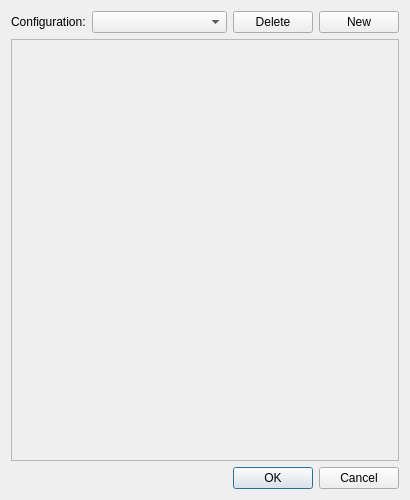
Above: src/appleseed.studio/mainwindow/rendersettingswindow.ui from appleseedhq/appleseed before the change. Below: the same form after it.
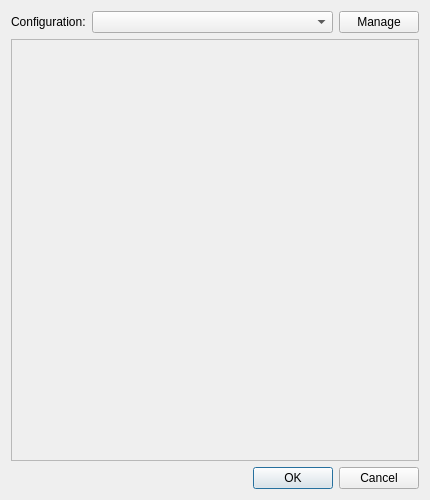
That is the form after the change.

Patch:
```diff
--- a/src/appleseed.studio/mainwindow/rendersettingswindow.ui
+++ b/src/appleseed.studio/mainwindow/rendersettingswindow.ui
@@ -6,19 +6,19 @@
    <rect>
     <x>0</x>
     <y>0</y>
-    <width>410</width>
+    <width>430</width>
     <height>500</height>
    </rect>
   </property>
   <property name="minimumSize">
    <size>
-    <width>410</width>
+    <width>430</width>
     <height>500</height>
    </size>
   </property>
   <property name="maximumSize">
    <size>
-    <width>410</width>
+    <width>430</width>
     <height>16777215</height>
    </size>
   </property>
@@ -53,20 +53,7 @@
         </sizepolicy>
        </property>
        <property name="text">
-        <string>Delete</string>
-       </property>
-      </widget>
-     </item>
-     <item>
-      <widget class="QPushButton" name="pushbutton_new">
-       <property name="sizePolicy">
-        <sizepolicy hsizetype="Fixed" vsizetype="Fixed">
-         <horstretch>0</horstretch>
-         <verstretch>0</verstretch>
-        </sizepolicy>
-       </property>
-       <property name="text">
-        <string>New</string>
+        <string>Manage</string>
        </property>
       </widget>
      </item>
@@ -82,7 +69,7 @@
        <rect>
         <x>0</x>
         <y>0</y>
-        <width>390</width>
+        <width>410</width>
         <height>420</height>
        </rect>
       </property>
@@ -90,6 +77,19 @@
        <property name="sizeConstraint">
         <enum>QLayout::SetFixedSize</enum>
        </property>
+       <item>
+        <spacer name="horizontalSpacer">
+         <property name="orientation">
+          <enum>Qt::Horizontal</enum>
+         </property>
+         <property name="sizeHint" stdset="0">
+          <size>
+           <width>360</width>
+           <height>0</height>
+          </size>
+         </property>
+        </spacer>
+       </item>
       </layout>
      </widget>
     </widget>
```
Left out of the diff: 2 changed lines with no effect on the pictures.
